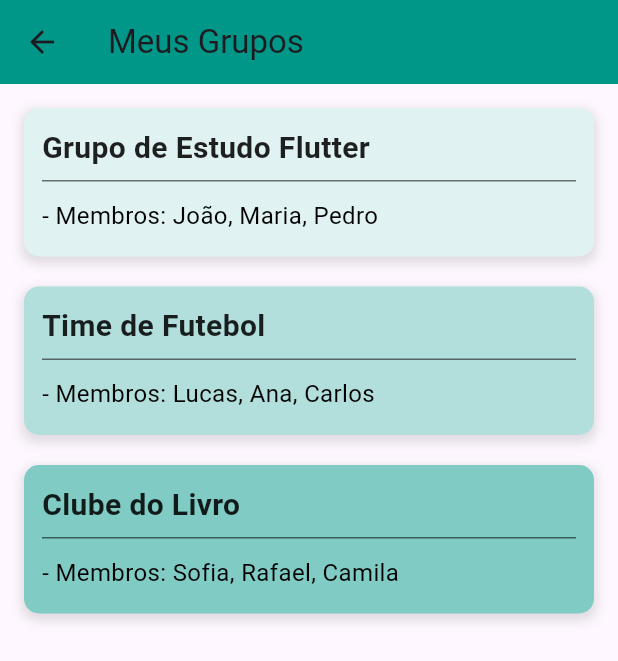
After one commit to Kissimbila16/whathicket, a Flutter app: the GroupsPage screen opened by its route, on a phone screen of 412 x 824 dp. The commit adds this screen. Shown: the top 661 px of the screen. Run offline on Flutter 3.47's test engine with Material 3 defaults, Android fonts, the light colour scheme and no system bars; our stand-ins replace firebase_core, timezone; accounts and stored records are empty.

Commit message:
feat:fase apis

```diff
--- /dev/null
+++ b/lib/src/groups/groups.dart
@@ -0,0 +1,90 @@
+// lib/src/groups/groups.dart
+import 'package:flutter/material.dart';
+
+class GroupsPage extends StatelessWidget {
+  const GroupsPage({super.key});
+
+  // Função auxiliar para criar um contêiner de grupo reutilizável
+  Widget _buildGroupContainer({
+    required String title,
+    required List<String> items,
+    required Color color,
+  }) {
+    return Container(
+      padding: const EdgeInsets.all(12.0),
+      decoration: BoxDecoration(
+        color: color,
+        borderRadius: BorderRadius.circular(10.0),
+        boxShadow: [
+          BoxShadow(
+            color: Colors.grey.withOpacity(0.3),
+            spreadRadius: 2,
+            blurRadius: 5,
+            offset: const Offset(0, 3),
+          ),
+        ],
+      ),
+      child: Column(
+        crossAxisAlignment: CrossAxisAlignment.start,
+        children: <Widget>[
+          Text(
+            title,
+            style: const TextStyle(
+              fontSize: 20,
+              fontWeight: FontWeight.bold,
+              color: Colors.black87,
+            ),
+          ),
+          const Divider(color: Colors.black54, height: 15, thickness: 1),
+          ...items.map((item) => Padding(
+            padding: const EdgeInsets.symmetric(vertical: 4.0),
+            child: Text(
+              '- $item',
+              style: const TextStyle(fontSize: 16, color: Colors.black),
+            ),
+          )),
+        ],
+      ),
+    );
+  }
+
+  @override
+  Widget build(BuildContext context) {
+    return Scaffold(
+      appBar: AppBar(
+        title: const Text('Meus Grupos'),
+        backgroundColor: Colors.teal, // Cor de fundo da AppBar
+      ),
+      body: ListView(
+        padding: const EdgeInsets.all(16.0),
+        children: <Widget>[
+          // --- Grupo 1 ---
+          _buildGroupContainer(
+            title: 'Grupo de Estudo Flutter',
+            items: ['Membros: João, Maria, Pedro'],
+            color: Colors.teal.shade50,
+          ),
+          const SizedBox(height: 20), // Espaçamento entre os grupos
+
+          // --- Grupo 2 ---
+          _buildGroupContainer(
+            title: 'Time de Futebol',
+            items: ['Membros: Lucas, Ana, Carlos'],
+            color: Colors.teal.shade100,
+          ),
+          const SizedBox(height: 20),
+
+          // --- Grupo 3 ---
+          _buildGroupContainer(
+            title: 'Clube do Livro',
+            items: ['Membros: Sofia, Rafael, Camila'],
+            color: Colors.teal.shade200,
+          ),
+          const SizedBox(height: 20),
+
+          // Adicione mais grupos aqui
+        ],
+      ),
+    );
+  }
+}
```
Also changed, not shown: lib/main.dart (+21 -7 lines), lib/src/layout/layout.dart (+1 -25 lines), lib/src/login/login.dart (+0 -18 lines), lib/src/perfil/perfil.dart (+4 -27 lines), pubspec.yaml (+8 -75 lines), pubspec.lock, 3 other files.
